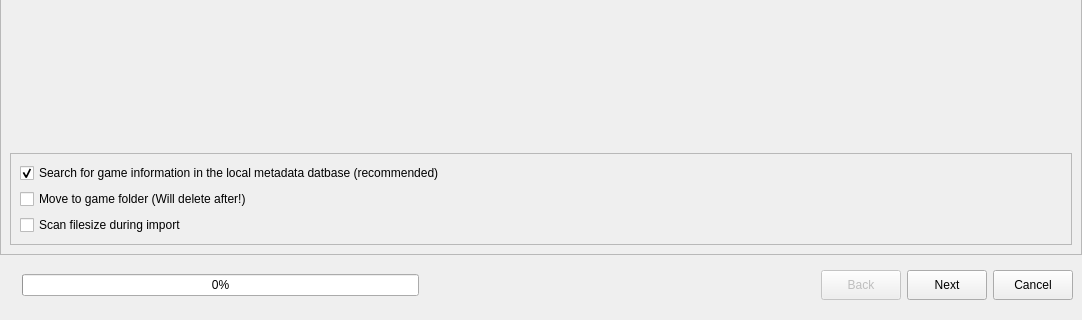
Old version of the form atlas/ui/importer/batchImporter/BatchImportDialog.ui in the repository KJNeko/Atlas; both pictures show x 0 to 1082 and y 397 to 717 of the 1082 by 717 pixel window.
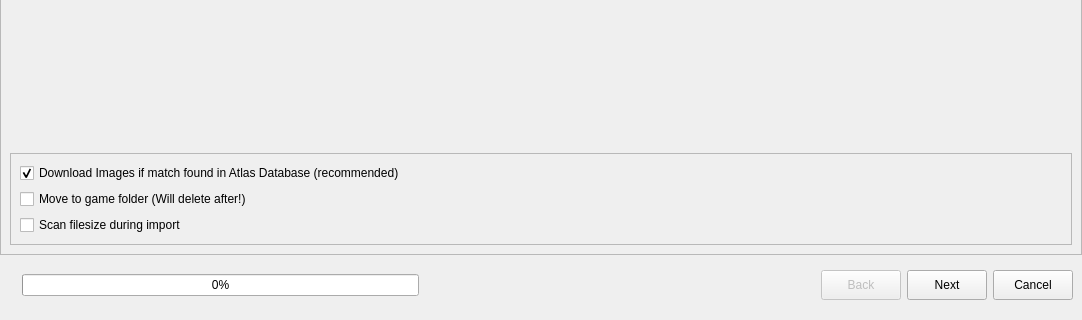
New version of the form.

Commit message: fixed incorrect callout to checkbox. Made it so importer will autoscale

Diff of the .ui file:
```diff
--- a/atlas/ui/importer/batchImporter/BatchImportDialog.ui
+++ b/atlas/ui/importer/batchImporter/BatchImportDialog.ui
@@ -210,7 +210,7 @@
              <item>
               <widget class="QCheckBox" name="cbCheckLocal">
                <property name="text">
-                <string>Search for game information in the local metadata datbase (recommended)</string>
+                <string>Download Images if match found in Atlas Database (recommended)</string>
                </property>
                <property name="checked">
                 <bool>true</bool>
```
Left out of the diff: 2 changed lines with no effect on the pictures. The commit also changes 1 other file.
